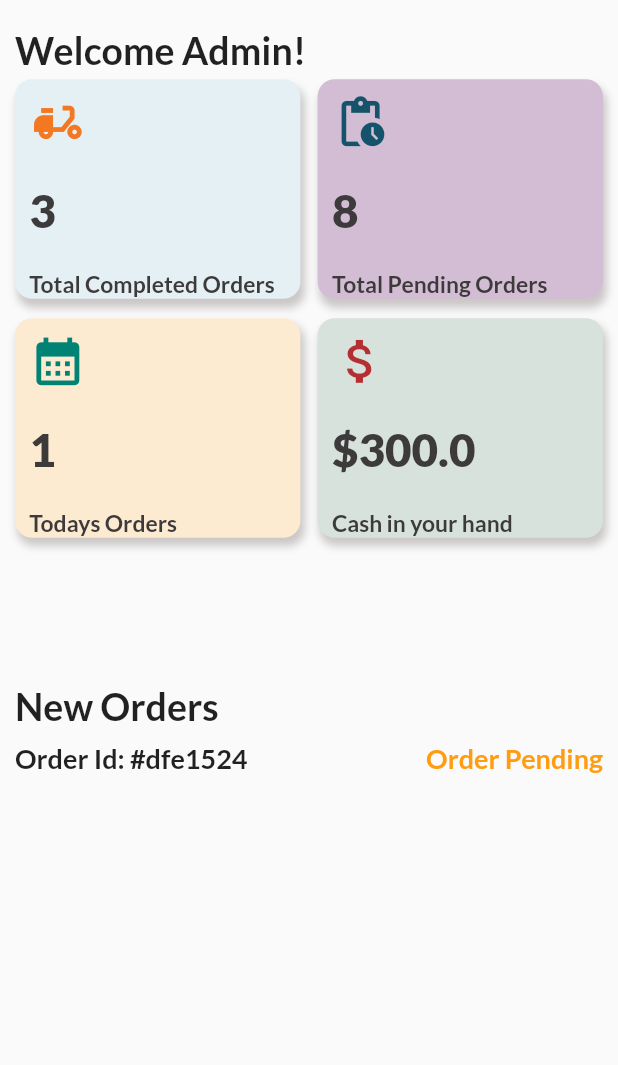
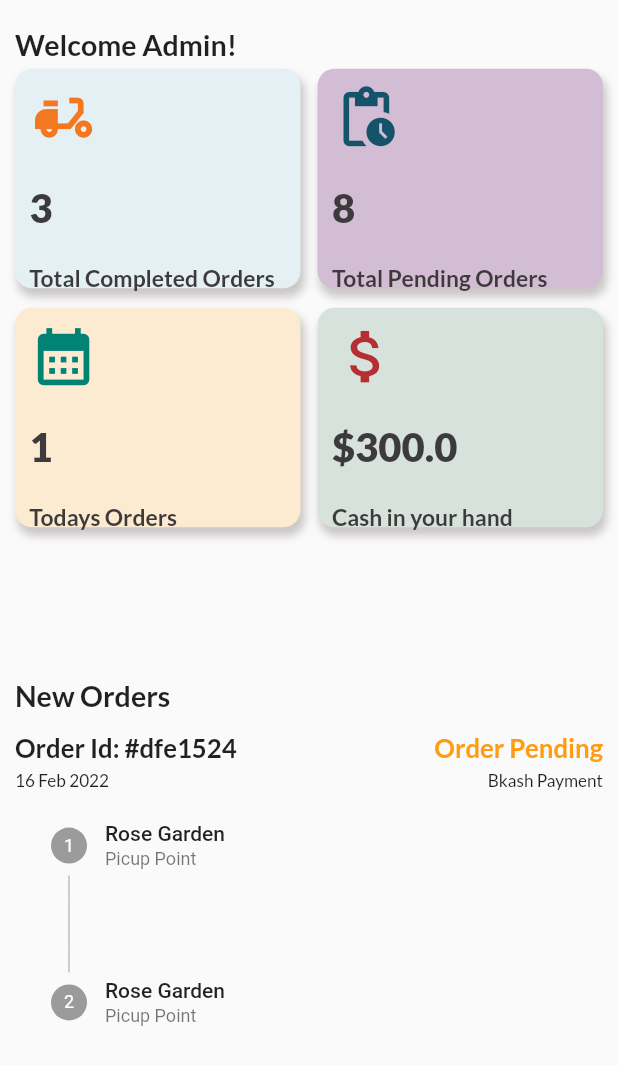
Before and after one commit to Squad-Head/flutter_multivendor_food_delivery_app, a Flutter app: the screen it shows after launch, on a phone screen of 412 x 824 dp. Shown: the top 1065 px of the screen. Run offline on Flutter 3.47's test engine with Material 2 defaults, Android fonts, the phone set to English and light mode, and no system bars; our stand-ins replace firebase_core, flutter_screenutil, google_fonts; accounts and stored records are empty.

Commit message:
Added: Stepper
Fix: problems of rendering

```diff
--- a/multivendor_food_delivery_customer/lib/main.dart
+++ b/multivendor_food_delivery_customer/lib/main.dart
@@ -1,11 +1,7 @@
 import 'package:flutter/material.dart';
 import 'package:flutter_screenutil/flutter_screenutil.dart';
-import 'package:google_fonts/google_fonts.dart';
-import 'package:multivendor_food_delivery_customer/presentation/constants.dart';
-import 'package:multivendor_food_delivery_customer/presentation/welcome_grid_demoModel.dart';
 
 import 'presentation/screens/delivery_welcome_screen.dart';
-import 'presentation/widget/welcom_grid_container_widget.dart';
 
 void main() {
   runApp(const MyApp());
--- a/multivendor_food_delivery_customer/lib/presentation/constants.dart
+++ b/multivendor_food_delivery_customer/lib/presentation/constants.dart
@@ -4,7 +4,7 @@ import 'package:flutter_screenutil/flutter_screenutil.dart';
 import 'package:google_fonts/google_fonts.dart';
 
 final TextStyle kPrimaryHeadingStyle = GoogleFonts.lato(
-  fontSize: 80.sp,
+  fontSize: 70.sp,
   fontWeight: FontWeight.w800,
   color: const Color.fromARGB(255, 60, 58, 58),
 );
@@ -13,7 +13,14 @@ final TextStyle kSecondaryHeadingStyle = GoogleFonts.lato(
   fontWeight: FontWeight.w600,
   color: const Color.fromARGB(255, 60, 58, 58),
 );
-final TextStyle kTitleStyle =
-    GoogleFonts.lato(fontSize: 25, fontWeight: FontWeight.w600);
-final TextStyle kSubTitleStyle =
-    GoogleFonts.lato(fontSize: 18, fontWeight: FontWeight.w700);
+final TextStyle kTitleStyle = GoogleFonts.lato(
+  fontSize: 50.sp,
+  fontWeight: FontWeight.w600,
+);
+
+final TextStyle kSubTitleStyle = GoogleFonts.lato(
+  fontSize: 45.sp,
+  fontWeight: FontWeight.w700,
+);
+
+final TextStyle kTextStyle = GoogleFonts.lato(fontSize: 30.sp);
--- a/multivendor_food_delivery_customer/lib/presentation/screens/delivery_welcome_screen.dart
+++ b/multivendor_food_delivery_customer/lib/presentation/screens/delivery_welcome_screen.dart
@@ -1,6 +1,6 @@
 import 'package:flutter/material.dart';
 import 'package:flutter_screenutil/flutter_screenutil.dart';
-import 'package:google_fonts/google_fonts.dart';
+
 import 'package:multivendor_food_delivery_customer/presentation/constants.dart';
 
 import '../widget/welcome_grid_widget.dart';
@@ -30,11 +30,30 @@ class DeliveryWelcomeScreen extends StatelessWidget {
           ),
 
           Expanded(
-            child: Column(
+            child: NewOrdersWIdget(oderId: oderId),
+            flex: 8,
+          ),
+        ],
+      ),
+    );
+  }
+}
+
+class NewOrdersWIdget extends StatelessWidget {
+  const NewOrdersWIdget({
+    Key? key,
+    required this.oderId,
+  }) : super(key: key);
+
+  final String oderId;
+
+  @override
+  Widget build(BuildContext context) {
+    return Column(
       crossAxisAlignment: CrossAxisAlignment.start,
       children: [
         Text('New Orders', style: kTitleStyle),
-                SizedBox(height: 20.h),
+        SizedBox(height: 30.h),
         Row(
           mainAxisAlignment: MainAxisAlignment.spaceBetween,
           children: [
@@ -46,17 +65,34 @@ class DeliveryWelcomeScreen extends StatelessWidget {
               // TODO: use the enum orderstatus.pending/delivered..etc
               'Order Pending',
 
-                      style: kSubTitleStyle.copyWith(
-                          color: const Color(0xFFff9c11)),
-                    )
-                  ],
+              style: kSubTitleStyle.copyWith(color: const Color(0xFFff9c11)),
             )
           ],
         ),
-            flex: 8,
-          ),
+        SizedBox(height: 10.h),
+        Row(
+          mainAxisAlignment: MainAxisAlignment.spaceBetween,
+          children: [
+            Text('16 Feb 2022', // TODO: use current date here
+                style: kTextStyle),
+            Text('Bkash Payment',
+                // TODO: Payment method
+                style: kTextStyle)
           ],
         ),
+        Stepper(controlsBuilder: (context, details) => Container(), steps: [
+          Step(
+            title: const Text('Rose Garden'),
+            subtitle: const Text('Picup Point'),
+            content: SizedBox(height: 20.h),
+          ),
+          Step(
+            title: const Text('Rose Garden'),
+            subtitle: const Text('Picup Point'),
+            content: Container(),
+          ),
+        ])
+      ],
     );
   }
 }
--- a/multivendor_food_delivery_customer/lib/presentation/welcome_grid_demoModel.dart
+++ b/multivendor_food_delivery_customer/lib/presentation/welcome_grid_demoModel.dart
@@ -21,7 +21,7 @@ List deliveryModelList = [
     titleText: 'Total Completed Orders',
     icon: Icon(
       Icons.delivery_dining,
-      size: 100.sp,
+      size: 120.sp,
       color: const Color(0xFFf47721),
     ),
     backgroundColor: const Color(0xFFe4f0f4),
@@ -31,7 +31,7 @@ List deliveryModelList = [
     titleText: 'Total Pending Orders',
     icon: Icon(
       Icons.pending_actions,
-      size: 100.sp,
+      size: 120.sp,
       color: const Color(0xFF145369),
     ),
     backgroundColor: const Color(0xFFd3bdd4),
@@ -41,7 +41,7 @@ List deliveryModelList = [
     titleText: 'Todays Orders',
     icon: Icon(
       Icons.calendar_month,
-      size: 100.sp,
+      size: 120.sp,
       color: const Color(0xFF008374),
     ),
     backgroundColor: const Color(0xFFfdebd1),
@@ -51,7 +51,7 @@ List deliveryModelList = [
     titleText: 'Cash in your hand',
     icon: Icon(
       Icons.attach_money,
-      size: 100.sp,
+      size: 120.sp,
       color: const Color(0xFFb52e31),
     ),
     backgroundColor: const Color(0xFFd7e2dc),
```
Lines whose indentation alone changed are shown as unchanged.
